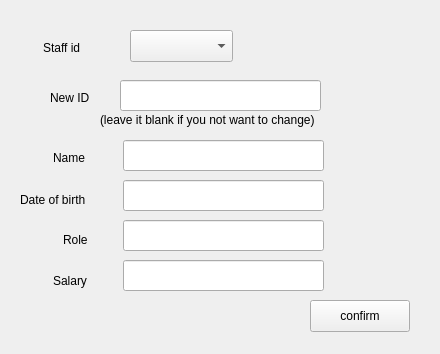
The window that editstaff.ui (TNT57/FootballClubManagementSystem) describes before a commit, drawn with Qt 5.
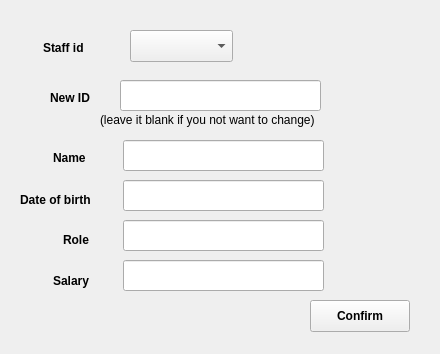
The same window after the commit.

```diff
--- a/editstaff.ui
+++ b/editstaff.ui
@@ -42,8 +42,13 @@
      <height>32</height>
     </rect>
    </property>
+   <property name="font">
+    <font>
+     <bold>true</bold>
+    </font>
+   </property>
    <property name="text">
-    <string>confirm</string>
+    <string>Confirm</string>
    </property>
   </widget>
   <widget class="QLabel" name="label_2">
@@ -78,6 +83,11 @@
      <height>21</height>
     </rect>
    </property>
+   <property name="font">
+    <font>
+     <bold>true</bold>
+    </font>
+   </property>
    <property name="text">
     <string>Salary</string>
    </property>
@@ -101,6 +111,11 @@
      <height>16</height>
     </rect>
    </property>
+   <property name="font">
+    <font>
+     <bold>true</bold>
+    </font>
+   </property>
    <property name="text">
     <string>Name</string>
    </property>
@@ -114,6 +129,11 @@
      <height>16</height>
     </rect>
    </property>
+   <property name="font">
+    <font>
+     <bold>true</bold>
+    </font>
+   </property>
    <property name="text">
     <string>Staff id</string>
    </property>
@@ -127,6 +147,11 @@
      <height>20</height>
     </rect>
    </property>
+   <property name="font">
+    <font>
+     <bold>true</bold>
+    </font>
+   </property>
    <property name="text">
     <string>Role</string>
    </property>
@@ -140,6 +165,11 @@
      <height>20</height>
     </rect>
    </property>
+   <property name="font">
+    <font>
+     <bold>true</bold>
+    </font>
+   </property>
    <property name="text">
     <string>Date of birth</string>
    </property>
@@ -173,6 +203,11 @@
      <height>16</height>
     </rect>
    </property>
+   <property name="font">
+    <font>
+     <bold>true</bold>
+    </font>
+   </property>
    <property name="text">
     <string>New ID</string>
    </property>
```
